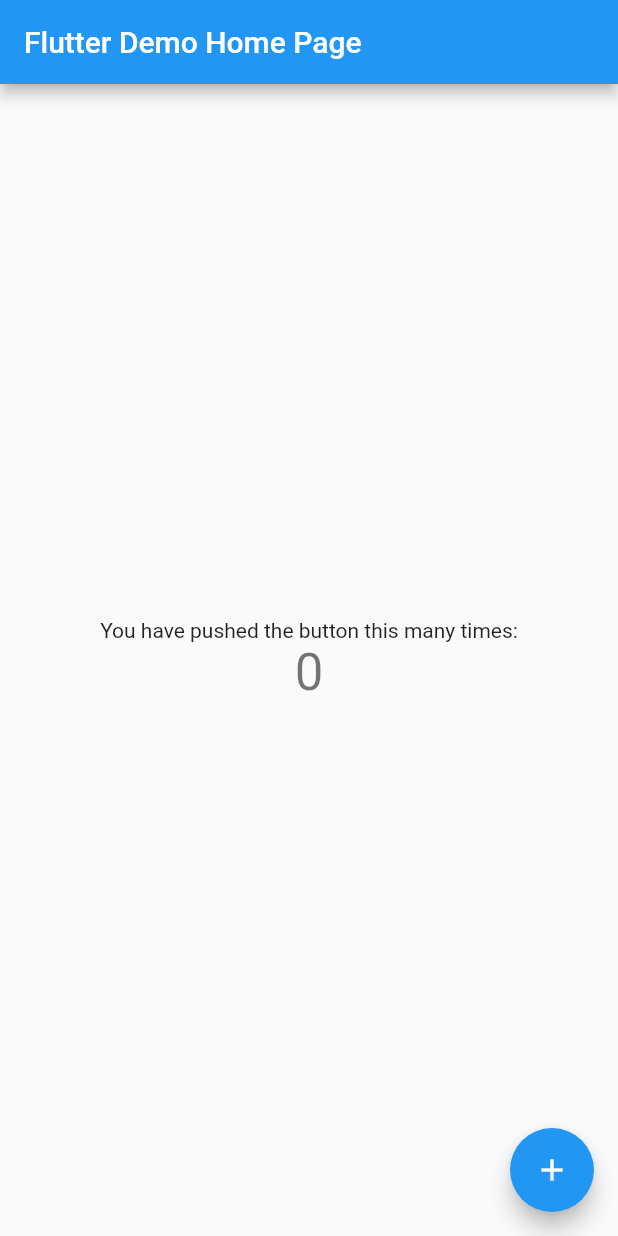
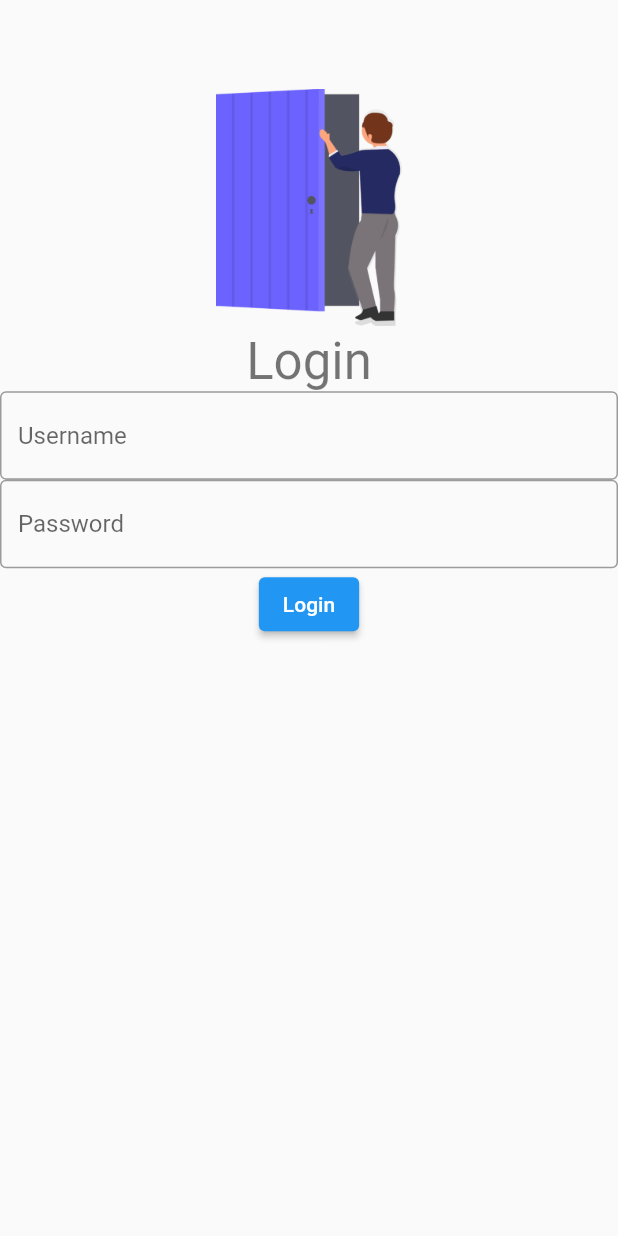
Before and after one commit to volkaankarakus/flutter_provider, a Flutter app: the screen it shows after launch, on a phone screen of 412 x 824 dp. Run offline on Flutter 3.47's test engine with Material 2 defaults, Android fonts, the phone set to English and light mode, and no system bars.

Commit message:
login view

```diff
--- a/flutter_provider/lib/main.dart
+++ b/flutter_provider/lib/main.dart
@@ -1,115 +1,23 @@
 import 'package:flutter/material.dart';
+import 'package:flutter/services.dart';
+import 'package:flutter_provider/view/login_view.dart';
 
-void main() {
-  runApp(const MyApp());
-}
+void main() => runApp(const MyApp());
 
 class MyApp extends StatelessWidget {
   const MyApp({super.key});
 
-  // This widget is the root of your application.
   @override
   Widget build(BuildContext context) {
     return MaterialApp(
-      title: 'Flutter Demo',
-      theme: ThemeData(
-        // This is the theme of your application.
-        //
-        // Try running your application with "flutter run". You'll see the
-        // application has a blue toolbar. Then, without quitting the app, try
-        // changing the primarySwatch below to Colors.green and then invoke
-        // "hot reload" (press "r" in the console where you ran "flutter run",
-        // or simply save your changes to "hot reload" in a Flutter IDE).
-        // Notice that the counter didn't reset back to zero; the application
-        // is not restarted.
-        primarySwatch: Colors.blue,
-      ),
-      home: const MyHomePage(title: 'Flutter Demo Home Page'),
+      title: 'Material App',
+      debugShowCheckedModeBanner: false,
+      home: const LoginView(),
+      theme: ThemeData.light().copyWith(
+          appBarTheme: const AppBarTheme(
+              backgroundColor: Colors.transparent,
+              elevation: 0,
+              systemOverlayStyle: SystemUiOverlayStyle.dark)),
     );
   }
 }
-
-class MyHomePage extends StatefulWidget {
-  const MyHomePage({super.key, required this.title});
-
-  // This widget is the home page of your application. It is stateful, meaning
-  // that it has a State object (defined below) that contains fields that affect
-  // how it looks.
-
-  // This class is the configuration for the state. It holds the values (in this
-  // case the title) provided by the parent (in this case the App widget) and
-  // used by the build method of the State. Fields in a Widget subclass are
-  // always marked "final".
-
-  final String title;
-
-  @override
-  State<MyHomePage> createState() => _MyHomePageState();
-}
-
-class _MyHomePageState extends State<MyHomePage> {
-  int _counter = 0;
-
-  void _incrementCounter() {
-    setState(() {
-      // This call to setState tells the Flutter framework that something has
-      // changed in this State, which causes it to rerun the build method below
-      // so that the display can reflect the updated values. If we changed
-      // _counter without calling setState(), then the build method would not be
-      // called again, and so nothing would appear to happen.
-      _counter++;
-    });
-  }
-
-  @override
-  Widget build(BuildContext context) {
-    // This method is rerun every time setState is called, for instance as done
-    // by the _incrementCounter method above.
-    //
-    // The Flutter framework has been optimized to make rerunning build methods
-    // fast, so that you can just rebuild anything that needs updating rather
-    // than having to individually change instances of widgets.
-    return Scaffold(
-      appBar: AppBar(
-        // Here we take the value from the MyHomePage object that was created by
-        // the App.build method, and use it to set our appbar title.
-        title: Text(widget.title),
-      ),
-      body: Center(
-        // Center is a layout widget. It takes a single child and positions it
-        // in the middle of the parent.
-        child: Column(
-          // Column is also a layout widget. It takes a list of children and
-          // arranges them vertically. By default, it sizes itself to fit its
-          // children horizontally, and tries to be as tall as its parent.
-          //
-          // Invoke "debug painting" (press "p" in the console, choose the
-          // "Toggle Debug Paint" action from the Flutter Inspector in Android
-          // Studio, or the "Toggle Debug Paint" command in Visual Studio Code)
-          // to see the wireframe for each widget.
-          //
-          // Column has various properties to control how it sizes itself and
-          // how it positions its children. Here we use mainAxisAlignment to
-          // center the children vertically; the main axis here is the vertical
-          // axis because Columns are vertical (the cross axis would be
-          // horizontal).
-          mainAxisAlignment: MainAxisAlignment.center,
-          children: <Widget>[
-            const Text(
-              'You have pushed the button this many times:',
-            ),
-            Text(
-              '$_counter',
-              style: Theme.of(context).textTheme.headline4,
-            ),
-          ],
-        ),
-      ),
-      floatingActionButton: FloatingActionButton(
-        onPressed: _incrementCounter,
-        tooltip: 'Increment',
-        child: const Icon(Icons.add),
-      ), // This trailing comma makes auto-formatting nicer for build methods.
-    );
-  }
-}
--- /dev/null
+++ b/flutter_provider/lib/product/constant/image_enums.dart
@@ -0,0 +1,8 @@
+import 'package:flutter/material.dart';
+
+enum ImageEnums { door }
+
+extension ImageEnumExtension on ImageEnums {
+  String get toPath => 'assets/images/ic_$name.png';
+  Image get toImage => Image.asset(toPath);
+}
--- /dev/null
+++ b/flutter_provider/lib/product/utility/input_decorations.dart
@@ -0,0 +1,6 @@
+import 'package:flutter/material.dart';
+
+class ProjectInputs extends InputDecoration {
+  const ProjectInputs(String title)
+      : super(hintText: title, border: const OutlineInputBorder());
+}
--- /dev/null
+++ b/flutter_provider/lib/view/login_view.dart
@@ -0,0 +1,34 @@
+import 'package:flutter/material.dart';
+import 'package:flutter_provider/product/constant/image_enums.dart';
+import 'package:flutter_provider/product/utility/input_decorations.dart';
+
+class LoginView extends StatefulWidget {
+  const LoginView({super.key});
+
+  @override
+  State<LoginView> createState() => _LoginViewState();
+}
+
+class _LoginViewState extends State<LoginView> {
+  @override
+  Widget build(BuildContext context) {
+    return Scaffold(
+      appBar: AppBar(),
+      body: Column(children: [
+        SizedBox(
+            height: MediaQuery.of(context).size.height * 0.2,
+            width: MediaQuery.of(context).size.width * 0.3,
+            child: ImageEnums.door.toImage),
+        Text(
+          'Login',
+          style: Theme.of(context).textTheme.headline4,
+        ),
+        const TextField(decoration: ProjectInputs('Username')),
+        const TextField(
+          decoration: ProjectInputs('Password'),
+        ),
+        ElevatedButton(onPressed: () {}, child: Text('Login'))
+      ]),
+    );
+  }
+}
```
Also changed, not shown: flutter_provider/pubspec.yaml (+7 -58 lines), flutter_provider/assets/images/ic_door.png (added).
